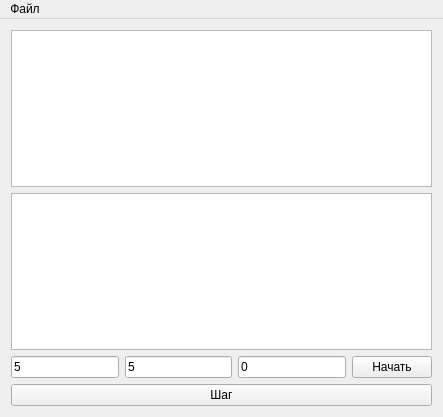
Qt form displaymeltmodel.ui (AndreyMlashkin/stefanoproblem) before a commit.
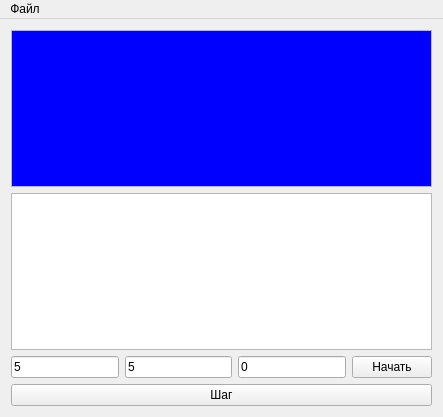
The same form after that commit.

Diff of the .ui file:
```diff
--- a/displaymeltmodel.ui
+++ b/displaymeltmodel.ui
@@ -17,6 +17,43 @@
    <layout class="QVBoxLayout" name="verticalLayout">
     <item>
      <widget class="QTableView" name="graphicsView">
+      <property name="palette">
+       <palette>
+        <active>
+         <colorrole role="Base">
+          <brush brushstyle="SolidPattern">
+           <color alpha="255">
+            <red>0</red>
+            <green>0</green>
+            <blue>255</blue>
+           </color>
+          </brush>
+         </colorrole>
+        </active>
+        <inactive>
+         <colorrole role="Base">
+          <brush brushstyle="SolidPattern">
+           <color alpha="255">
+            <red>0</red>
+            <green>0</green>
+            <blue>255</blue>
+           </color>
+          </brush>
+         </colorrole>
+        </inactive>
+        <disabled>
+         <colorrole role="Base">
+          <brush brushstyle="SolidPattern">
+           <color alpha="255">
+            <red>212</red>
+            <green>208</green>
+            <blue>200</blue>
+           </color>
+          </brush>
+         </colorrole>
+        </disabled>
+       </palette>
+      </property>
       <attribute name="horizontalHeaderVisible">
        <bool>false</bool>
       </attribute>
```
